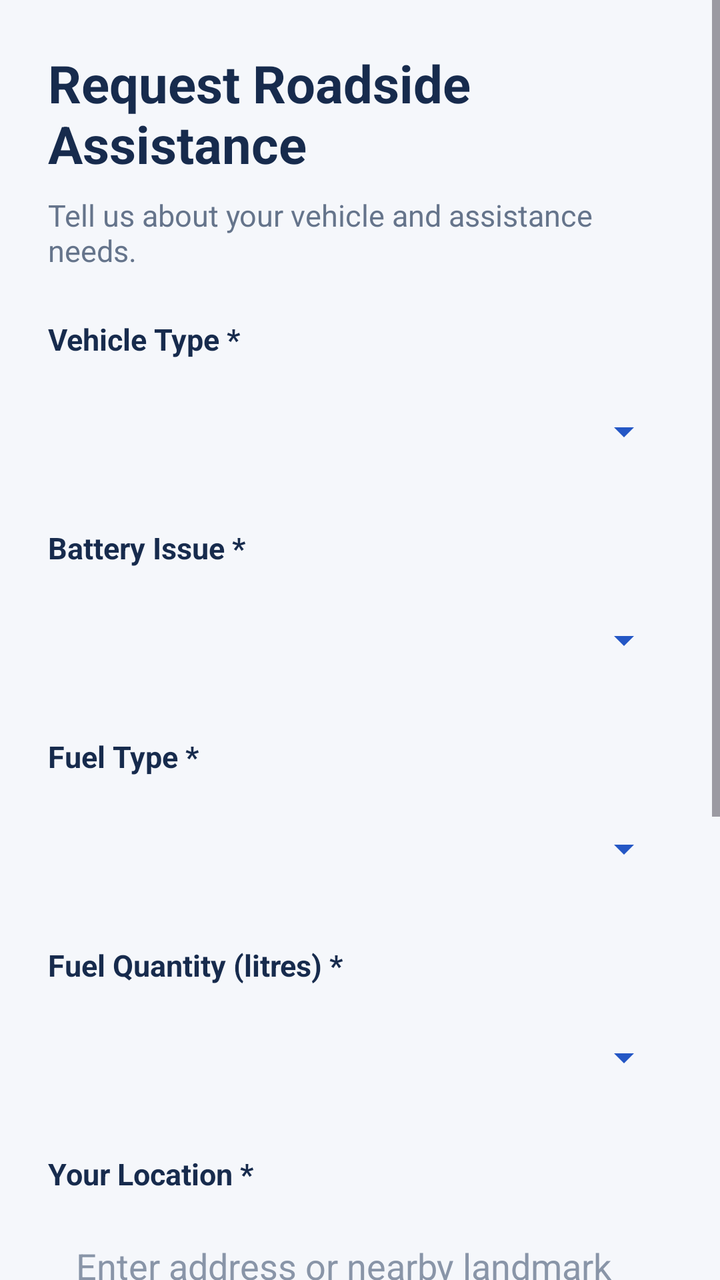
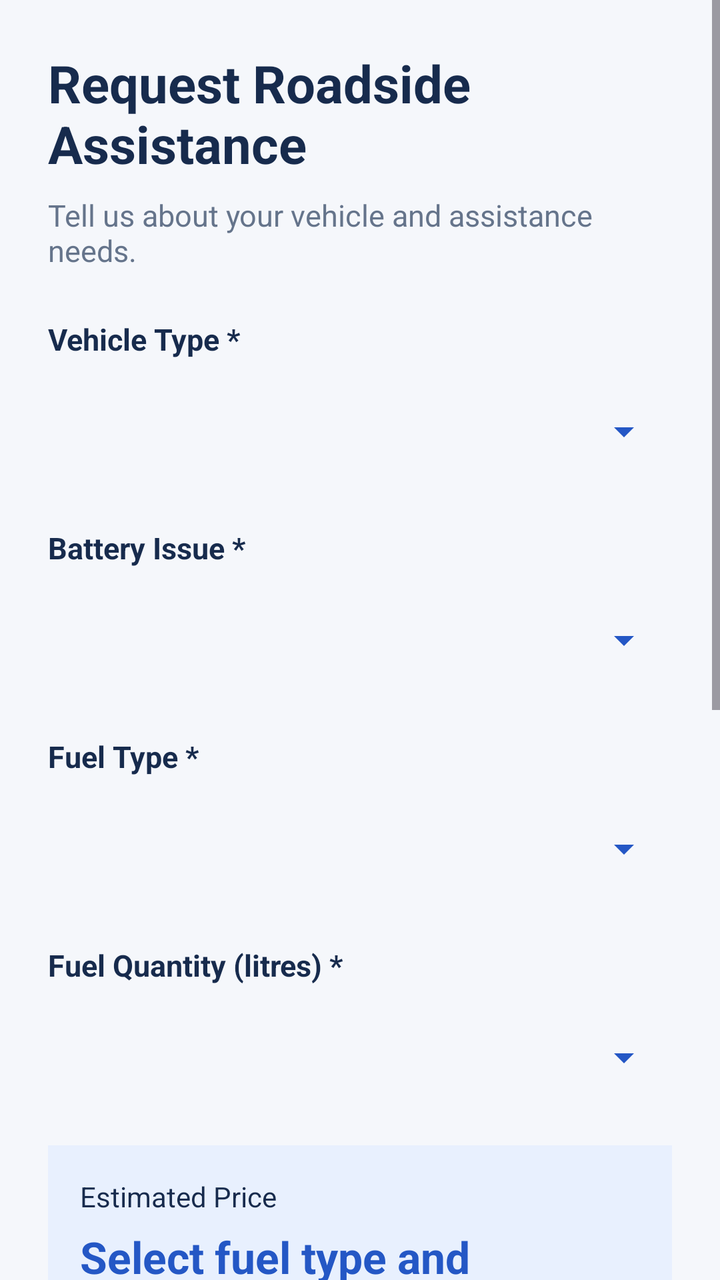

An Android layout rendered at two revisions. The XML below is the earlier revision; the diff shows what the commit changed to produce the second picture.
<!-- AndroidManifest.xml: application theme Theme.RoadsideAssistance -->
<!-- res/layout/activity_battery_help.xml -->
<?xml version="1.0" encoding="utf-8"?>
<ScrollView xmlns:android="http://schemas.android.com/apk/res/android"
    android:layout_width="match_parent"
    android:layout_height="match_parent"
    android:background="#F5F7FB"
    android:fillViewport="true"
    android:clipToPadding="false">

    <LinearLayout
        android:layout_width="match_parent"
        android:layout_height="wrap_content"
        android:orientation="vertical"
        android:padding="24dp">

        
        <TextView
            android:layout_width="match_parent"
            android:layout_height="wrap_content"
            android:text="Request Roadside Assistance"
            android:textColor="#172B4D"
            android:textSize="26sp"
            android:textStyle="bold" />

        <TextView
            android:layout_width="match_parent"
            android:layout_height="wrap_content"
            android:layout_marginTop="8dp"
            android:layout_marginBottom="24dp"
            android:text="Tell us about your vehicle and assistance needs."
            android:textColor="#65748B"
            android:textSize="15sp" />

        
        <TextView
            android:layout_width="match_parent"
            android:layout_height="wrap_content"
            android:text="Vehicle Type *"
            android:textColor="#172B4D"
            android:textSize="15sp"
            android:textStyle="bold" />

        <Spinner
            android:id="@+id/spVehicleType"
            android:layout_width="match_parent"
            android:layout_height="56dp"
            android:layout_marginTop="8dp"
            android:paddingStart="12dp"
            android:paddingEnd="12dp"
            android:backgroundTint="#2457C5" />

        
        <TextView
            android:layout_width="match_parent"
            android:layout_height="wrap_content"
            android:layout_marginTop="20dp"
            android:text="Battery Issue *"
            android:textColor="#172B4D"
            android:textSize="15sp"
            android:textStyle="bold" />

        <Spinner
            android:id="@+id/spBatteryIssue"
            android:layout_width="match_parent"
            android:layout_height="56dp"
            android:layout_marginTop="8dp"
            android:paddingStart="12dp"
            android:paddingEnd="12dp"
            android:backgroundTint="#2457C5" />

        
        <TextView
            android:layout_width="match_parent"
            android:layout_height="wrap_content"
            android:layout_marginTop="20dp"
            android:text="Fuel Type *"
            android:textColor="#172B4D"
            android:textSize="15sp"
            android:textStyle="bold" />

        <Spinner
            android:id="@+id/spFuelType"
            android:layout_width="match_parent"
            android:layout_height="56dp"
            android:layout_marginTop="8dp"
            android:paddingStart="12dp"
            android:paddingEnd="12dp"
            android:backgroundTint="#2457C5" />

        
        <TextView
            android:id="@+id/tvFuelQuantityLabel"
            android:layout_width="match_parent"
            android:layout_height="wrap_content"
            android:layout_marginTop="20dp"
            android:text="Fuel Quantity (litres) *"
            android:textColor="#172B4D"
            android:textSize="15sp"
            android:textStyle="bold" />
        <Spinner
            android:id="@+id/spFuelQuantity"
            android:layout_width="match_parent"
            android:layout_height="56dp"
            android:layout_marginTop="8dp"
            android:paddingStart="12dp"
            android:paddingEnd="12dp"
            android:backgroundTint="#2457C5" />

        
        <TextView
            android:layout_width="match_parent"
            android:layout_height="wrap_content"
            android:layout_marginTop="20dp"
            android:text="Your Location *"
            android:textColor="#172B4D"
            android:textSize="15sp"
            android:textStyle="bold" />

        <EditText
            android:id="@+id/etBatteryLocation"
            android:layout_width="match_parent"
            android:layout_height="wrap_content"
            android:minHeight="56dp"
            android:layout_marginTop="8dp"
            android:backgroundTint="#2457C5"
            android:hint="Enter address or nearby landmark"
            android:inputType="textPostalAddress"
            android:padding="14dp"
            android:textColor="#172B4D"
            android:textColorHint="#8995A8" />

        
        <TextView
            android:layout_width="match_parent"
            android:layout_height="wrap_content"
            android:layout_marginTop="20dp"
            android:text="Additional Details (Optional)"
            android:textColor="#172B4D"
            android:textSize="15sp"
            android:textStyle="bold" />

        <EditText
            android:id="@+id/etBatteryDescription"
            android:layout_width="match_parent"
            android:layout_height="wrap_content"
            android:minHeight="110dp"
            android:layout_marginTop="8dp"
            android:backgroundTint="#2457C5"
            android:gravity="top|start"
            android:hint="Describe your battery or assistance needs..."
            android:inputType="textMultiLine|textCapSentences"
            android:padding="14dp"
            android:textColor="#172B4D"
            android:textColorHint="#8995A8" />

        
        <TextView
            android:id="@+id/tvBatteryMessage"
            android:layout_width="match_parent"
            android:layout_height="wrap_content"
            android:layout_marginTop="12dp"
            android:textColor="#C62828"
            android:textSize="14sp" />

        
        <Button
            android:id="@+id/btnSubmitBatteryRequest"
            android:layout_width="match_parent"
            android:layout_height="56dp"
            android:layout_marginTop="20dp"
            android:layout_marginBottom="12dp"
            android:backgroundTint="#2457C5"
            android:text="Submit Request"
            android:textAllCaps="false"
            android:textColor="#FFFFFF"
            android:textSize="16sp"
            android:textStyle="bold" />

        
        <TextView
            android:layout_width="match_parent"
            android:layout_height="wrap_content"
            android:layout_marginTop="8dp"
            android:gravity="center"
            android:text="You can edit or cancel your request before a technician is assigned."
            android:textColor="#65748B"
            android:textSize="13sp" />

    </LinearLayout>
</ScrollView>
<!-- resources referenced by this layout -->
<resources>
  <style name="Theme.RoadsideAssistance" parent="Base.Theme.RoadsideAssistance" />
  <style name="Base.Theme.RoadsideAssistance" parent="Theme.Material3.DayNight.NoActionBar">
          
          
      </style>
</resources>

<!-- the commit's change to res/layout/activity_battery_help.xml (unified diff, before → after) -->
@@ -96,6 +96,7 @@
             android:textColor="#172B4D"
             android:textSize="15sp"
             android:textStyle="bold" />
+
         <Spinner
             android:id="@+id/spFuelQuantity"
             android:layout_width="match_parent"
@@ -104,6 +105,43 @@
             android:paddingStart="12dp"
             android:paddingEnd="12dp"
             android:backgroundTint="#2457C5" />
+
+        
+        <LinearLayout
+            android:layout_width="match_parent"
+            android:layout_height="wrap_content"
+            android:layout_marginTop="16dp"
+            android:orientation="vertical"
+            android:padding="16dp"
+            android:background="#E8F0FE">
+
+            <TextView
+                android:layout_width="match_parent"
+                android:layout_height="wrap_content"
+                android:text="Estimated Price"
+                android:textColor="#172B4D"
+                android:textSize="14sp" />
+
+            <TextView
+                android:id="@+id/tvEstimatedPrice"
+                android:layout_width="match_parent"
+                android:layout_height="wrap_content"
+                android:layout_marginTop="6dp"
+                android:text="Select fuel type and quantity"
+                android:textColor="#2457C5"
+                android:textSize="22sp"
+                android:textStyle="bold" />
+
+            <TextView
+                android:id="@+id/tvPriceNote"
+                android:layout_width="match_parent"
+                android:layout_height="wrap_content"
+                android:layout_marginTop="6dp"
+                android:text="Illustrative rates only. Final charges may vary."
+                android:textColor="#65748B"
+                android:textSize="12sp" />
+
+        </LinearLayout>
 
         
         <TextView
